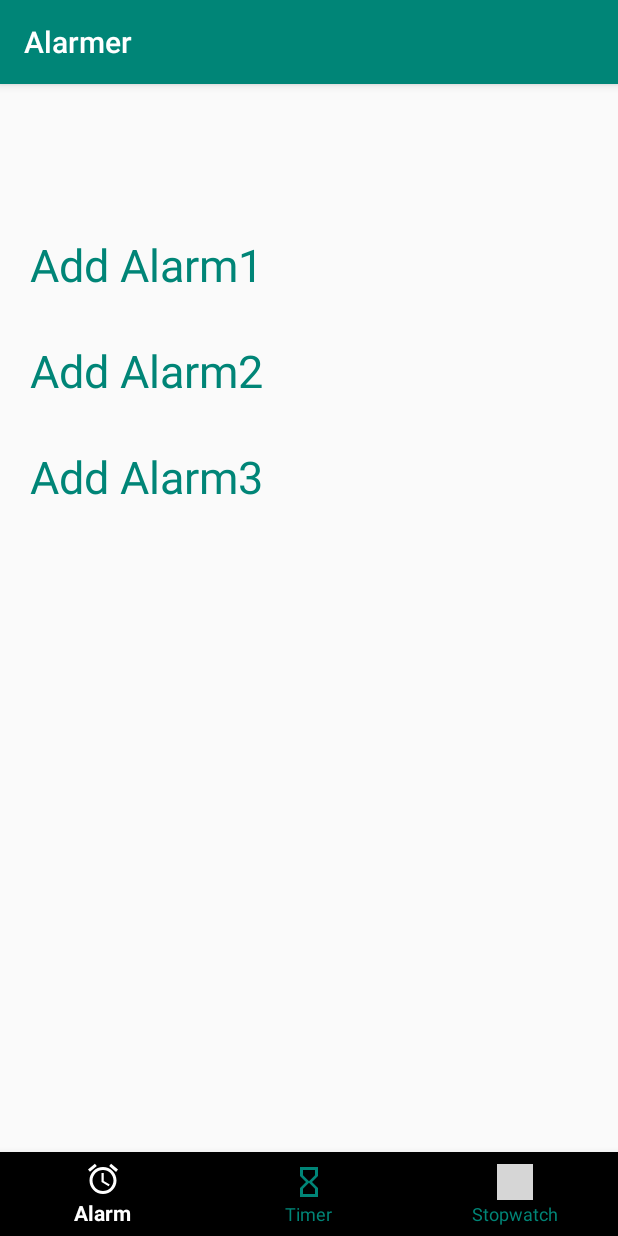
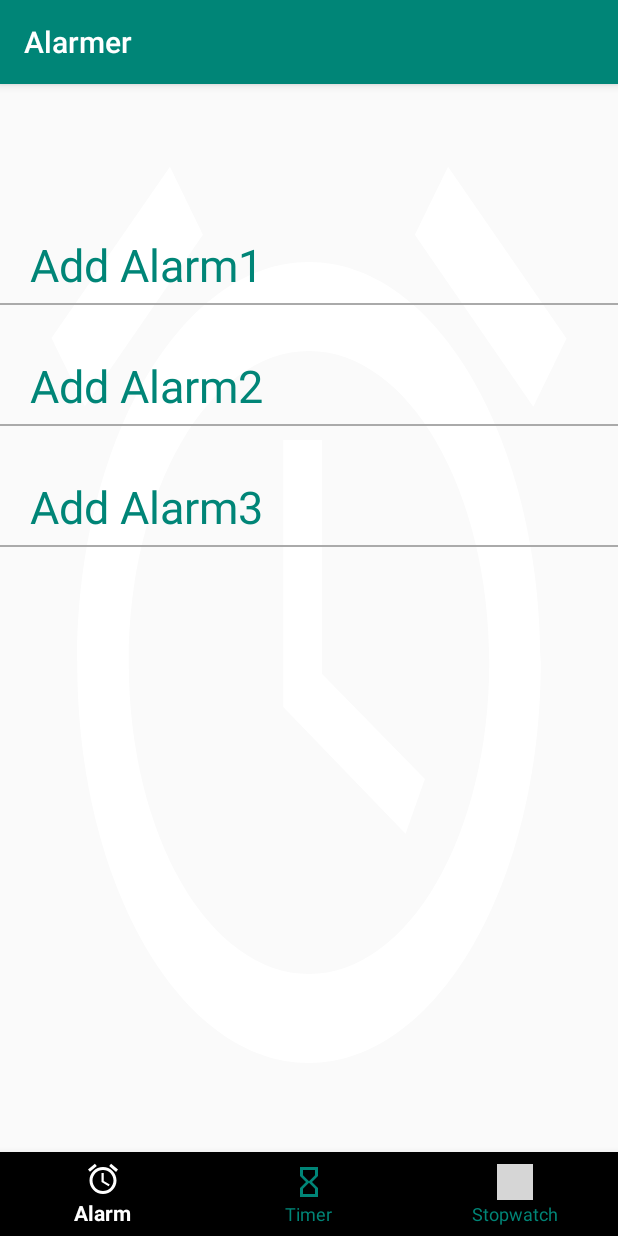
Before and after one commit to dhruv1294/Alarmer, an Android app: the screen it shows after launch (MainActivity), on a phone screen of 412 x 824 dp. Run offline under Robolectric (Android 15) with nearby library versions, the phone set to English and light mode, and no system bars; grey boxes are pictures that could not be loaded.

Commit message:
Improved UI and cleaned codes

```diff
--- a/app/src/main/java/com/example/alarmer/AddAlarmActivity.java
+++ b/app/src/main/java/com/example/alarmer/AddAlarmActivity.java
@@ -14,7 +14,7 @@ import android.os.Bundle;
 import android.provider.Settings;
 import android.text.format.DateFormat;
 import android.util.Log;
-import android.view.ContextMenu;
+
 import android.view.View;
 import android.widget.AdapterView;
 import android.widget.ArrayAdapter;
@@ -31,15 +31,14 @@ import android.widget.Toast;
 import com.example.alarmer.Fragments.AlarmFragment;
 import com.example.alarmer.Fragments.TimePickerFragment;
 
-import java.util.ArrayList;
 import java.util.Calendar;
-import java.util.Set;
+
 
 public class AddAlarmActivity extends AppCompatActivity implements TimePickerDialog.OnTimeSetListener {
     String[] ringtones = {"Default Ringtone","Extreme Alarm","Let me love U","LoveStory","Moonlight Sonata","See You Again","Swing Jazz","Tomorrowland"};
     TextClock textClock;
     Button setAlarmButton,testRingtoneButton;
-    AlarmFragment alarmFragment = new AlarmFragment();
+
     EditText labelEditText;
     MediaPlayer mediaPlayer;
     int[] requestCodes;
--- a/app/src/main/java/com/example/alarmer/AlertReciever.java
+++ b/app/src/main/java/com/example/alarmer/AlertReciever.java
@@ -50,7 +50,7 @@ public class AlertReciever extends BroadcastReceiver {
 
         mediaPlayer.start();
         mediaPlayer.setLooping(true);
-        //Toast.makeText(context, "Recieved", Toast.LENGTH_SHORT).show();
+
         Log.i("currenttime",Long.toString(System.currentTimeMillis()));
 
 
--- a/app/src/main/java/com/example/alarmer/Fragments/StopwatchFragment.java
+++ b/app/src/main/java/com/example/alarmer/Fragments/StopwatchFragment.java
@@ -53,7 +53,7 @@ public class StopwatchFragment extends Fragment {
                 if(!isResume){
                     tStart = SystemClock.uptimeMillis();
                     handler.postDelayed(runnable,0);
-                    //chronometer.start();
+
                     isResume=true;
                     resetButton.setVisibility(View.INVISIBLE);
                     playButton.setImageResource(R.drawable.ic_pause_black_24dp);
@@ -62,7 +62,7 @@ public class StopwatchFragment extends Fragment {
                 }else{
                     tBuff += tMilliSec;
                     handler.removeCallbacks(runnable);
-                  //  chronometer.stop();
+
                     isResume=false;
                     resetButton.setVisibility(View.VISIBLE);
                     playButton.setImageResource(R.drawable.ic_play_arrow_black_24dp);
--- a/app/src/main/java/com/example/alarmer/NotificationHelper.java
+++ b/app/src/main/java/com/example/alarmer/NotificationHelper.java
@@ -44,7 +44,7 @@ public class NotificationHelper extends ContextWrapper {
     }
 
     public NotificationCompat.Builder getChannelNotifiaction(String title,String message){
-        Uri sound = RingtoneManager.getDefaultUri(RingtoneManager.TYPE_RINGTONE);
+
         Intent intent;
         PendingIntent pendingIntent;
 
@@ -53,7 +53,6 @@ public class NotificationHelper extends ContextWrapper {
 
         return new NotificationCompat.Builder(getApplicationContext(),channelId)
                 .setContentTitle(title)
-              //  .setSound(sound)
                 .setContentIntent(pendingIntent)
                 .setContentText(message)
                 .setAutoCancel(true)
--- a/app/src/main/res/layout/activity_add_alarm.xml
+++ b/app/src/main/res/layout/activity_add_alarm.xml
@@ -82,7 +82,7 @@
     android:id="@+id/sun"
     android:layout_width="wrap_content"
     android:layout_height="wrap_content"
-    android:layout_marginStart="25dp"
+    android:layout_marginStart="15dp"
     android:layout_marginTop="10dp"
     android:text="Sun"
     android:textColor="@color/colorPrimary"
@@ -224,6 +224,7 @@
         android:layout_width="wrap_content"
         android:layout_height="wrap_content"
         android:layout_marginStart="10dp"
+
         android:layout_marginTop="10dp"
         android:text="Do you want Questions??"
         android:textSize="20sp"
@@ -233,7 +234,7 @@
         android:id="@+id/questionSwitch"
         android:layout_width="wrap_content"
         android:layout_height="wrap_content"
-        android:layout_marginEnd="20dp"
+        android:layout_marginEnd="10dp"
         android:layout_marginTop="10dp"
         app:layout_constraintEnd_toEndOf="parent"
         app:layout_constraintTop_toBottomOf="@+id/testRingtone"/>
--- a/app/src/main/res/layout/fragment_alarm.xml
+++ b/app/src/main/res/layout/fragment_alarm.xml
@@ -9,7 +9,9 @@
     <!-- TODO: Update blank fragment layout -->
     <androidx.constraintlayout.widget.ConstraintLayout
         android:layout_width="match_parent"
-        android:layout_height="match_parent">
+        android:layout_height="match_parent"
+        android:background="@drawable/ic_alarm_black_24dp"
+       >
 
 
         <TextView
@@ -33,16 +35,26 @@
         <Button
             android:id="@+id/cancelButton"
             android:layout_width="wrap_content"
-            android:layout_height="wrap_content"
-            android:layout_marginTop="95dp"
+            android:layout_height="0dp"
+
             android:layout_marginEnd="50dp"
             android:background="@drawable/button_border"
             android:shadowColor="@color/colorPrimary"
-            android:visibility="invisible"
             android:text="cancel"
             android:textColor="@android:color/white"
+            android:visibility="invisible"
+            app:layout_constraintBottom_toBottomOf="@id/alarmTime1"
             app:layout_constraintEnd_toEndOf="parent"
-            app:layout_constraintTop_toTopOf="parent" />
+
+            app:layout_constraintTop_toTopOf="@id/alarmTime1" />
+
+        <View
+            android:layout_width="match_parent"
+            android:layout_height="1dp"
+            android:layout_marginTop="5dp"
+            android:background="@android:color/darker_gray"
+            app:layout_constraintTop_toBottomOf="@id/alarmTime1"/>
+
 
         <TextView
             android:id="@+id/alarmTime2"
@@ -50,7 +62,7 @@
             android:layout_height="wrap_content"
             android:layout_marginStart="20dp"
 
-            android:layout_marginTop="30dp"
+            android:layout_marginTop="40dp"
 
 
             android:text="Time"
@@ -63,16 +75,24 @@
         <Button
             android:id="@+id/cancelButton2"
             android:layout_width="wrap_content"
-            android:layout_height="wrap_content"
-            android:layout_marginTop="25dp"
+            android:layout_height="0dp"
+
             android:layout_marginEnd="50dp"
             android:background="@drawable/button_border"
             android:shadowColor="@color/colorPrimary"
-            android:visibility="invisible"
             android:text="cancel"
             android:textColor="@android:color/white"
+            android:visibility="invisible"
+            app:layout_constraintBottom_toBottomOf="@id/alarmTime2"
             app:layout_constraintEnd_toEndOf="parent"
-            app:layout_constraintTop_toBottomOf="@id/cancelButton" />
+
+            app:layout_constraintTop_toTopOf="@id/alarmTime2" />
+        <View
+            android:layout_width="match_parent"
+            android:layout_height="1dp"
+            android:layout_marginTop="5dp"
+            android:background="@android:color/darker_gray"
+            app:layout_constraintTop_toBottomOf="@id/alarmTime2"/>
 
         <TextView
             android:id="@+id/alarmTime3"
@@ -81,7 +101,7 @@
             android:layout_marginStart="20dp"
 
 
-            android:layout_marginTop="30dp"
+            android:layout_marginTop="40dp"
 
 
 
@@ -95,36 +115,30 @@
         <Button
             android:id="@+id/cancelButton3"
             android:layout_width="wrap_content"
-            android:layout_height="wrap_content"
-            android:layout_marginTop="25dp"
+            android:layout_height="0dp"
+
             android:layout_marginEnd="50dp"
             android:background="@drawable/button_border"
             android:shadowColor="@color/colorPrimary"
-            android:visibility="invisible"
             android:text="cancel"
             android:textColor="@android:color/white"
+            android:visibility="invisible"
+            app:layout_constraintBottom_toBottomOf="@id/alarmTime3"
             app:layout_constraintEnd_toEndOf="parent"
-            app:layout_constraintTop_toBottomOf="@id/cancelButton2" />
+
+            app:layout_constraintTop_toTopOf="@id/alarmTime3" />
+        <View
+            android:layout_width="match_parent"
+            android:layout_height="1dp"
+            android:layout_marginTop="5dp"
+            android:background="@android:color/darker_gray"
+            app:layout_constraintTop_toBottomOf="@id/alarmTime3"/>
 
 
 
 
 
-        <com.google.android.material.floatingactionbutton.FloatingActionButton
-            android:id="@+id/floatingActionButton"
-            android:layout_width="wrap_content"
-            android:layout_height="wrap_content"
-            android:layout_marginEnd="30dp"
-            android:layout_marginBottom="30dp"
-            android:backgroundTint="@color/colorPrimary"
-            android:clickable="true"
-            android:visibility="invisible"
-            android:focusable="true"
-            android:src="@drawable/ic_add_alarm_black_24dp"
-            app:backgroundTint="@color/colorPrimary"
-            app:fabSize="normal"
-            app:layout_constraintBottom_toBottomOf="parent"
-            app:layout_constraintEnd_toEndOf="parent" />
+
     </androidx.constraintlayout.widget.ConstraintLayout>
 
 
```
